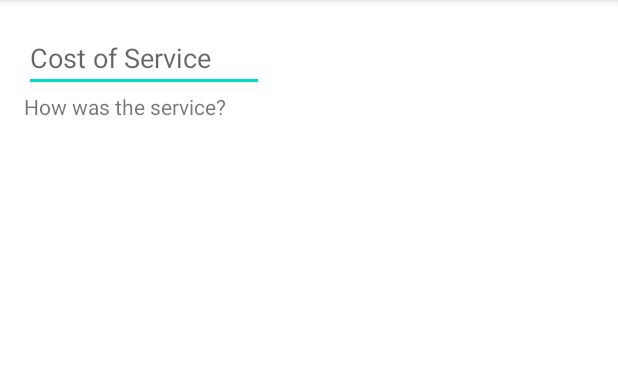
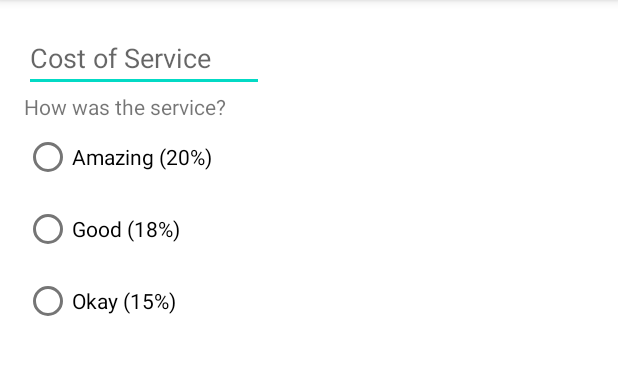
Before and after one commit to NaturalBug/tip-time, an Android app: the screen it shows after launch (MainActivity), on a phone screen of 412 x 824 dp, the part 84-459 px from its top. Run offline under Robolectric (Android 15) with nearby library versions, the phone set to English and light mode, and no system bars.

```diff
--- a/app/src/main/res/layout/activity_main.xml
+++ b/app/src/main/res/layout/activity_main.xml
@@ -23,4 +23,30 @@
         android:text="How was the service?"
         app:layout_constraintStart_toStartOf="parent"
         app:layout_constraintTop_toBottomOf="@+id/cost_of_service"/>
+    <RadioGroup
+        android:id="@+id/tip_options"
+        android:layout_width="wrap_content"
+        android:layout_height="wrap_content"
+        android:orientation="vertical"
+        app:layout_constraintStart_toStartOf="parent"
+        app:layout_constraintTop_toBottomOf="@id/service_question">
+
+        <RadioButton
+            android:id="@+id/option_twenty_percent"
+            android:layout_width="wrap_content"
+            android:layout_height="wrap_content"
+            android:text="Amazing (20%)" />
+
+        <RadioButton
+            android:id="@+id/option_eighteen_percent"
+            android:layout_width="wrap_content"
+            android:layout_height="wrap_content"
+            android:text="Good (18%)" />
+
+        <RadioButton
+            android:id="@+id/option_fifteen_percent"
+            android:layout_width="wrap_content"
+            android:layout_height="wrap_content"
+            android:text="Okay (15%)" />
+    </RadioGroup>
 </androidx.constraintlayout.widget.ConstraintLayout>
```
